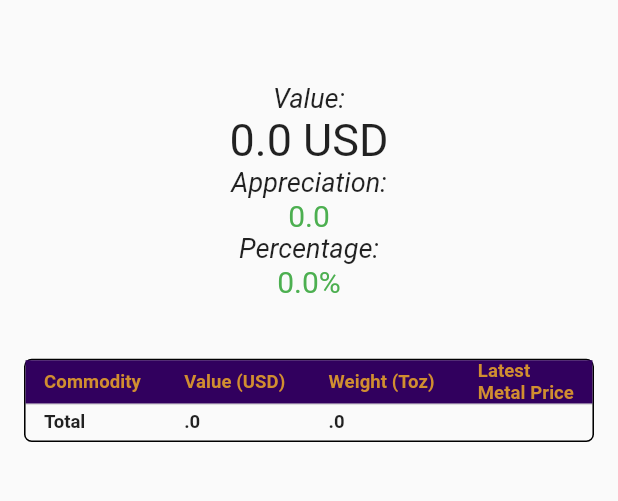
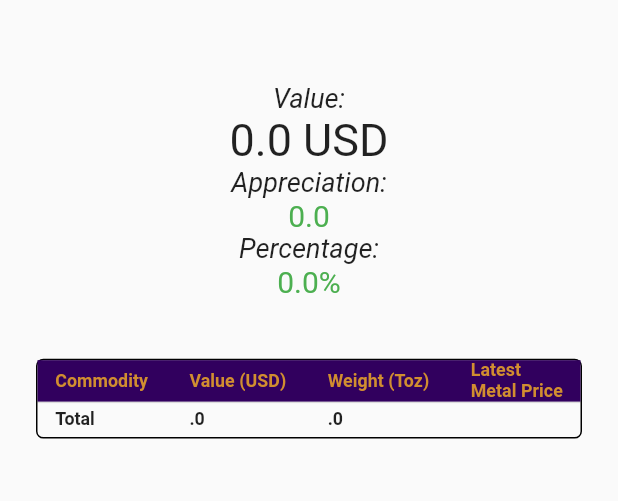
Before and after one commit to MisteryDush/ipm_app, a Flutter app: the ReportsPage screen opened by its route, after a tap on the "dehaze" icon, after a tap on "Home", on a phone screen of 412 x 824 dp, the part 388-889 px from its top. Run offline on Flutter 3.47's test engine with Material 2 defaults, Android fonts, the phone set to English and light mode, and no system bars; our stand-ins replace file_picker, flutter_svg, permission_handler, shared_preferences, syncfusion_flutter_charts; missing offline and left inert: requests; accounts and stored records are empty.

Commit message:
Updated reports_page.dart page buttons, fixed padding for all tables to 24

```diff
--- a/lib/cost_charges_page.dart
+++ b/lib/cost_charges_page.dart
@@ -80,7 +80,7 @@ class _CostChargesPageState extends State<CostChargesPage> {
                 ),
                 Padding(
                   padding:
-                      const EdgeInsets.symmetric(horizontal: 14, vertical: 20),
+                      const EdgeInsets.symmetric(horizontal: 24, vertical: 20),
                   child: FittedBox(
                     child: SizedBox(
                       height: 700,
--- a/lib/injections_page.dart
+++ b/lib/injections_page.dart
@@ -101,7 +101,7 @@ class _InjectionsPageState extends State<InjectionsPage> {
                   ),
                 ),
                 Padding(
-                  padding: const EdgeInsets.symmetric(horizontal: 14),
+                  padding: const EdgeInsets.symmetric(horizontal: 24),
                   child: FittedBox(
                       child: SingleChildScrollView(
                         scrollDirection: Axis.vertical,
--- a/lib/menu.dart
+++ b/lib/menu.dart
@@ -112,7 +112,7 @@ class Menu extends StatelessWidget {
                                   padding: EdgeInsets.symmetric(vertical: 20)),
                               Padding(
                                 padding:
-                                    const EdgeInsets.symmetric(horizontal: 16),
+                                    const EdgeInsets.symmetric(horizontal: 24),
                                 child: FittedBox(
                                   child: SizedBox(
                                     height: 450,
--- a/lib/reports_page.dart
+++ b/lib/reports_page.dart
@@ -20,11 +20,11 @@ class _ReportsPageState extends State<ReportsPage> {
   double height = 0.0;
 
   ButtonStyle buttonStyle = ElevatedButton.styleFrom(
-      foregroundColor: textColorGold,
+      foregroundColor: Colors.white,
       backgroundColor: backgroundColorIndigo,
       elevation: 0,
       padding: const EdgeInsets.symmetric(horizontal: 0, vertical: 0),
-      side: const BorderSide(color: textColorGold));
+      side: const BorderSide(color: Colors.black));
 
   User user = User.instance;
 
@@ -51,32 +51,6 @@ class _ReportsPageState extends State<ReportsPage> {
           child: SizedBox(
             child: Column(
               children: [
-                Padding(
-                  padding: EdgeInsets.symmetric(vertical: 15),
-                  child: Text(
-                    'Reports',
-                    textAlign: TextAlign.center,
-                    style: const TextStyle(
-                      color: textColorGold,
-                      fontWeight: FontWeight.bold,
-                      fontSize: 30,
-                    ),
-                  ),
-                ),
-                Row(
-                  mainAxisAlignment: MainAxisAlignment.center,
-                  children: [
-                    Padding(
-                      padding: EdgeInsets.symmetric(
-                          horizontal: 20, vertical: dividerGap),
-                      child: Image.asset(
-                        'assets/images/logo_divide.png',
-                        width: 320,
-                        fit: BoxFit.fill,
-                      ),
-                    )
-                  ],
-                ),
                 Padding(
                   padding: EdgeInsets.symmetric(vertical: 25),
                   child: Text(
--- a/lib/single_injection_page.dart
+++ b/lib/single_injection_page.dart
@@ -55,7 +55,7 @@ class SingleInjectionPage extends StatelessWidget {
                 ],
               ),
               Padding(
-                padding: const EdgeInsets.symmetric(horizontal: 14, vertical: 25),
+                padding: const EdgeInsets.symmetric(horizontal: 24, vertical: 25),
                 child: FittedBox(
                   child: SizedBox(
                     height: 1200,
```
Also changed, not shown: lib/login.dart (+7 -69 lines).
